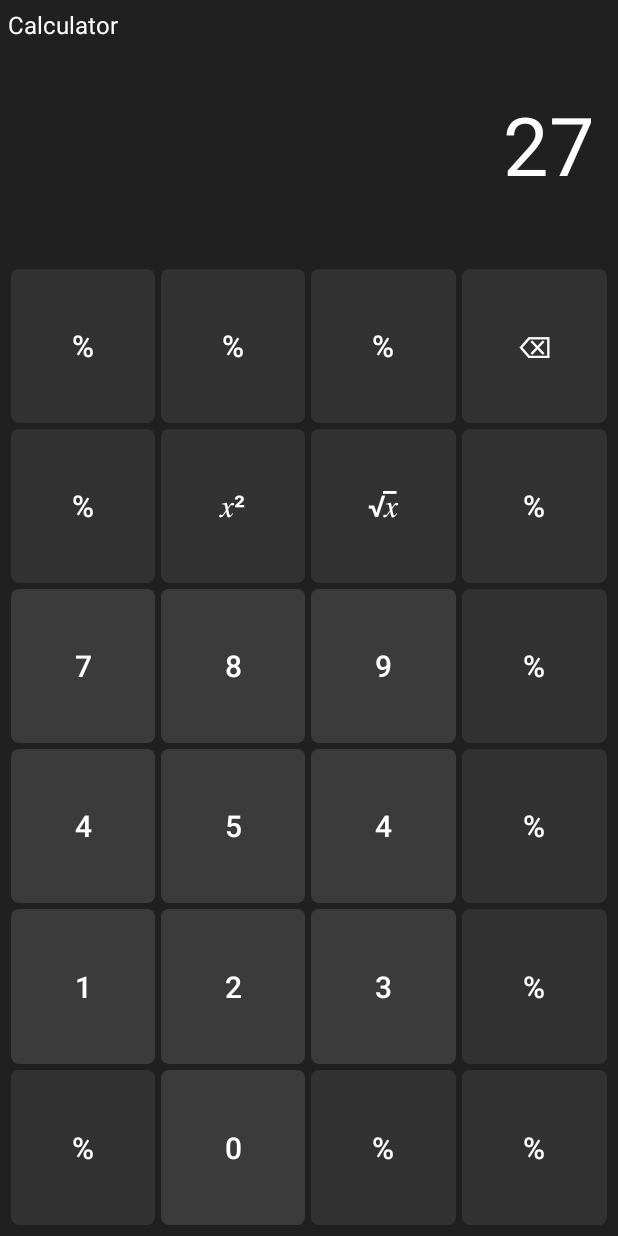
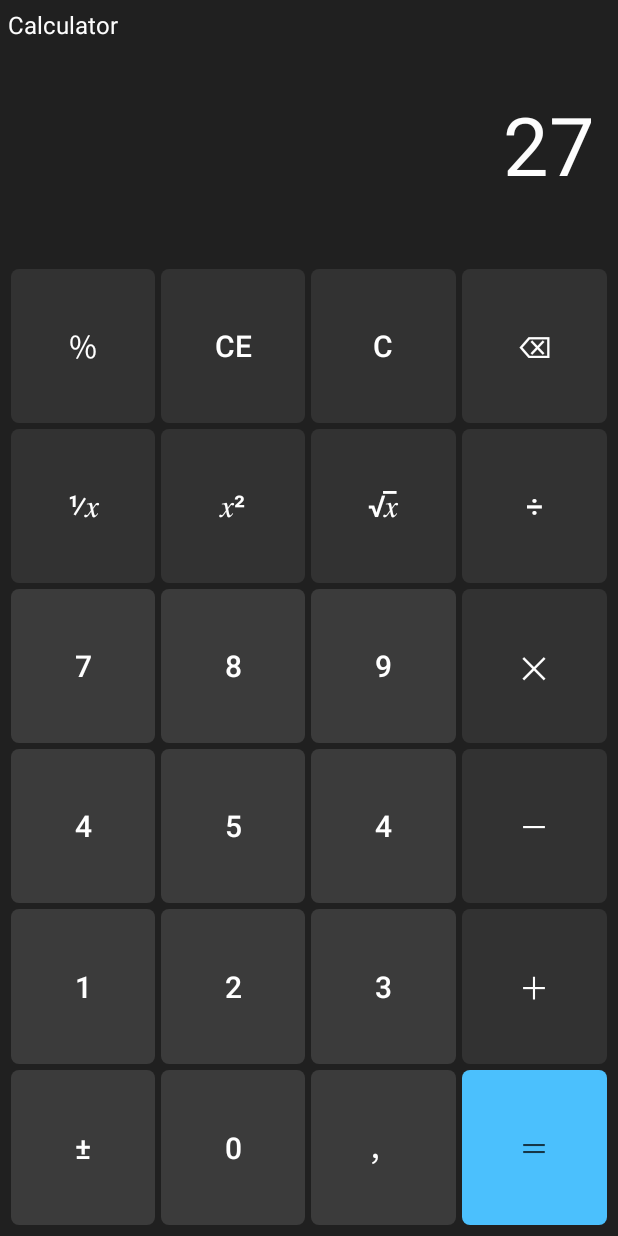
Before and after one commit to MikhailKostomarov/AndroidPv211, an Android app: the CalcActivity screen opened directly, with no data from a screen before it, on a phone screen of 412 x 824 dp. Run offline under Robolectric (Android 15) with nearby library versions, the phone set to English and light mode, and no system bars.

Commit message:
buttons and styles added

```diff
--- /dev/null
+++ b/app/src/main/res/drawable/calc_btn_equal.xml
@@ -0,0 +1,7 @@
+<?xml version="1.0" encoding="utf-8"?>
+<shape xmlns:android="http://schemas.android.com/apk/res/android"
+    android:shape="rectangle">
+
+    <corners android:radius="5dp"/>
+    <solid android:color="@color/calc_btn_equal"/>
+</shape>
--- a/app/src/main/res/layout/activity_calc.xml
+++ b/app/src/main/res/layout/activity_calc.xml
@@ -50,14 +50,14 @@
             android:orientation="horizontal">
                 <Button
                     style="@style/calc_btn_func"
-                    android:text="%"/>
+                    android:text="@string/calc_btn_percent"/>
                 <Button
                     style="@style/calc_btn_func"
-                    android:text="%"/>
+                    android:text="@string/calc_btn_ce"/>
 
                 <Button
                     style="@style/calc_btn_func"
-                    android:text="%"/>
+                    android:text="@string/calc_btn_clr"/>
                 <Button
                     style="@style/calc_btn_func"
                     android:text="@string/calc_btn_backspace"/>
@@ -69,7 +69,7 @@
             android:orientation="horizontal">
             <Button
                 style="@style/calc_btn_func"
-                android:text="%"/>
+                android:text="@string/calc_btn_fraction"/>
             <Button
                 style="@style/calc_btn_func"
                 android:text="@string/calc_btn_sqr"/>
@@ -79,7 +79,7 @@
                 android:text="@string/calc_btn_sqrt"/>
             <Button
                 style="@style/calc_btn_func"
-                android:text="%"/>
+                android:text="@string/calc_btn_divide"/>
         </LinearLayout>
         <LinearLayout
             android:layout_width="match_parent"
@@ -98,7 +98,7 @@
                 android:text="@string/calc_btn_9"/>
             <Button
                 style="@style/calc_btn_func"
-                android:text="%"/>
+                android:text="@string/calc_btn_multiple"/>
         </LinearLayout>
         <LinearLayout
             android:layout_width="match_parent"
@@ -117,7 +117,7 @@
                 android:text="4"/>
             <Button
                 style="@style/calc_btn_func"
-                android:text="%"/>
+                android:text="@string/calc_btn_minus"/>
         </LinearLayout>
         <LinearLayout
             android:layout_width="match_parent"
@@ -136,7 +136,7 @@
                 android:text="@string/calc_btn_3"/>
             <Button
                 style="@style/calc_btn_func"
-                android:text="%"/>
+                android:text="@string/calc_btn_plus"/>
         </LinearLayout>
         <LinearLayout
             android:layout_width="match_parent"
@@ -144,18 +144,18 @@
             android:layout_height="0dp"
             android:orientation="horizontal">
             <Button
-                style="@style/calc_btn_func"
-                android:text="%"/>
+                style="@style/calc_btn_digit"
+                android:text="@string/calc_btn_plus_minus"/>
             <Button
                 style="@style/calc_btn_digit"
                 android:text="@string/calc_btn_0"/>
 
             <Button
-                style="@style/calc_btn_func"
-                android:text="%"/>
+                style="@style/calc_btn_digit"
+                android:text="@string/calc_btn_comma"/>
             <Button
-                style="@style/calc_btn_func"
-                android:text="%"/>
+                style="@style/calc_btn_equal"
+                android:text="@string/calc_btn_equal"/>
         </LinearLayout>
     </LinearLayout>
 
--- a/app/src/main/res/values/colors.xml
+++ b/app/src/main/res/values/colors.xml
@@ -11,6 +11,7 @@
     <color name="calc_btn_func">#323232</color>
     <color name="calc_btn_digit">#3B3B3B</color>
     <color name="calc_btn_equal">#4BC0FD</color>
+    <color name="calc_btn_equal_sign">#153647</color>
 
     <!-- -->
 </resources>
--- a/app/src/main/res/values/strings.xml
+++ b/app/src/main/res/values/strings.xml
@@ -16,4 +16,16 @@
     <string name="calc_btn_backspace">\u232B</string>
     <string name="calc_btn_sqr">&#x1D465;\u00B2</string>
     <string name="calc_btn_sqrt">\u221A&#x1D465;\u0305</string>
+    <string name="calc_btn_equal">\uFF1D</string>
+    <string name="calc_btn_multiple">\u2715</string>
+    <string name="calc_btn_divide">\u00F7</string>
+    <string name="calc_btn_plus">\uFF0B</string>
+    <string name="calc_btn_minus">\uFF0D</string>
+    <string name="calc_btn_plus_minus">\u00B1</string>
+    <string name="calc_btn_comma">\uFF0C</string>
+    <string name="calc_btn_percent">\uFF05</string>
+    <string name="calc_btn_fraction">\u215F&#x1D465;</string>
+    <string name="calc_btn_ce">CE</string>
+    <string name="calc_btn_clr">C</string>
+
 </resources>
--- a/app/src/main/res/values/styles.xml
+++ b/app/src/main/res/values/styles.xml
@@ -15,4 +15,8 @@
     <style name="calc_btn_digit" parent="calc_btn">
         <item name="android:background">@drawable/calc_btn_digit</item>
     </style>
+    <style name="calc_btn_equal" parent="calc_btn">
+        <item name="android:background">@drawable/calc_btn_equal</item>
+        <item name="android:textColor">@color/calc_btn_equal_sign</item>
+    </style>
 </resources>
```
